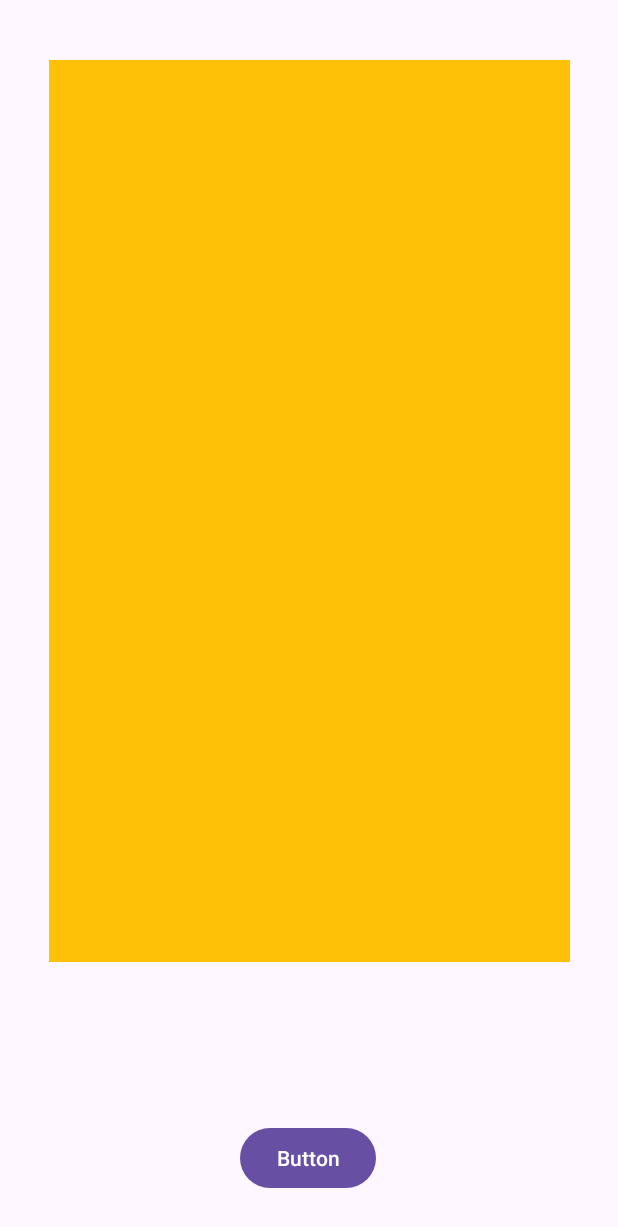
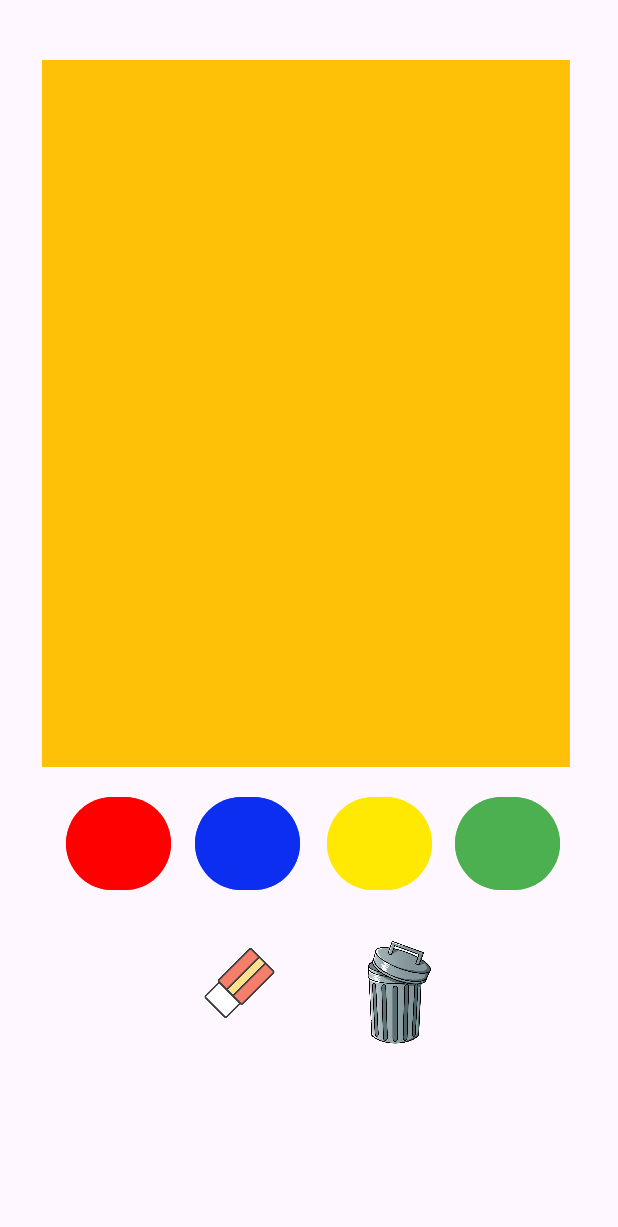
Before and after one commit to shakedbelinkov/CanvasExample2, an Android app: the screen it shows after launch (MainActivity), on a phone screen of 412 x 824 dp. Shown: the top 1227 px of the screen. Run offline under Robolectric (Android 15) with nearby library versions, the phone set to English and light mode, and no system bars.

Commit message:
i added colors and eraser and delete button

```diff
--- a/app/src/main/java/com/example/canvasexample2/MainActivity.java
+++ b/app/src/main/java/com/example/canvasexample2/MainActivity.java
@@ -1,6 +1,7 @@
 package com.example.canvasexample2;
 
 import android.graphics.Color;
+import android.graphics.drawable.ColorDrawable;
 import android.os.Bundle;
 import android.view.View;
 
@@ -13,12 +14,14 @@ import androidx.core.view.WindowInsetsCompat;
 
 public class MainActivity extends AppCompatActivity {
 
+    private MyCanvasView myCanvasView;
     @Override
     protected void onCreate(Bundle savedInstanceState) {
         super.onCreate(savedInstanceState);
         EdgeToEdge.enable(this);
         setContentView(R.layout.activity_main);
-        MyCanvasView myCanvasView=new MyCanvasView(this);
+      //  myCanvasView=new MyCanvasView(this);
+        myCanvasView = findViewById(R.id.canvas01);
         ViewCompat.setOnApplyWindowInsetsListener(findViewById(R.id.main), (v, insets) -> {
             Insets systemBars = insets.getInsets(WindowInsetsCompat.Type.systemBars());
             v.setPadding(systemBars.left, systemBars.top, systemBars.right, systemBars.bottom);
@@ -26,9 +29,19 @@ public class MainActivity extends AppCompatActivity {
         });
     }
 
-    public void changeColor(View view) {
-        MyCanvasView myCanvasView = findViewById(R.id.canvas01);
-        myCanvasView.changeBackgroundColor(Color.GREEN);
 
+    public void changeBrushColor(View view) {
+
+        String color = view.getTag().toString();
+        int brushColor = Color.parseColor(color);
+        myCanvasView.changeBrushColor(brushColor);
+    }
+
+    public void eraser(View view) {
+        myCanvasView.eraser();
+    }
+
+    public void delete(View view) {
+        myCanvasView.delete();
     }
 }
--- a/app/src/main/java/com/example/canvasexample2/MyCanvasView.java
+++ b/app/src/main/java/com/example/canvasexample2/MyCanvasView.java
@@ -73,9 +73,10 @@ public class MyCanvasView extends View {
     @Override
     protected void onDraw(Canvas canvas) {
         super.onDraw(canvas);
-
         canvas.drawBitmap(mExtraBitmap, 0, 0, null);
     }
+
+
 
 
     public void changeBackgroundColor(int color)
@@ -83,7 +84,6 @@ public class MyCanvasView extends View {
         mExtraCanvas = new Canvas(mExtraBitmap);
         mExtraCanvas.drawColor(color);
         invalidate();
-
     }
     @Override
     public boolean onTouchEvent(MotionEvent event) {
@@ -122,4 +122,17 @@ public class MyCanvasView extends View {
     private void touchUp() {
         mPath.reset();
     }
+    public void changeBrushColor(int color)
+    {
+        mDrawColor = color;
+        mPaint.setColor(mDrawColor);
+    }
+    public void eraser()
+    {
+        mDrawColor = mBackgroundColor;
+        mPaint.setColor(mDrawColor);
+    }
+    public void delete(){
+        changeBackgroundColor(mBackgroundColor);
+    }
 }
--- a/app/src/main/res/layout/activity_main.xml
+++ b/app/src/main/res/layout/activity_main.xml
@@ -10,22 +10,88 @@
 
     <com.example.canvasexample2.MyCanvasView
         android:id="@+id/canvas01"
-        android:layout_width="347dp"
-        android:layout_height="601dp"
+        android:layout_width="352dp"
+        android:layout_height="471dp"
         android:layout_marginTop="40dp"
         android:layout_marginEnd="32dp"
         app:layout_constraintEnd_toEndOf="parent"
         app:layout_constraintTop_toTopOf="parent" />
 
     <Button
-        android:id="@+id/button"
-        android:layout_width="wrap_content"
-        android:layout_height="wrap_content"
-        android:layout_marginStart="160dp"
-        android:layout_marginBottom="28dp"
-        android:onClick="changeColor"
-        android:text="Button"
-        app:layout_constraintBottom_toBottomOf="parent"
-        app:layout_constraintStart_toStartOf="parent" />
+        android:id="@+id/Red"
+        android:backgroundTint="#FF0000"
+        android:tag="#FF0000"
+        android:layout_width="70dp"
+        android:layout_height="70dp"
+        android:layout_marginStart="44dp"
+        android:layout_marginTop="16dp"
+        android:onClick="changeBrushColor"
+        app:layout_constraintStart_toStartOf="parent"
+        app:layout_constraintTop_toBottomOf="@+id/canvas01"
+        />
+
+    <Button
+        android:id="@+id/Blue"
+        android:backgroundTint="#0B2EF1"
+
+        android:tag="#0B2EF1"
+        android:layout_width="70dp"
+        android:layout_height="70dp"
+        android:layout_marginStart="16dp"
+        android:layout_marginTop="16dp"
+        android:onClick="changeBrushColor"
+        app:layout_constraintStart_toEndOf="@+id/Red"
+        app:layout_constraintTop_toBottomOf="@+id/canvas01"
+        />
+
+    <Button
+        android:id="@+id/Yellow"
+
+        android:backgroundTint="#FFE801"
+
+        android:tag="#FFE801"
+        android:layout_width="70dp"
+        android:layout_height="70dp"
+        android:layout_marginStart="18dp"
+        android:layout_marginTop="16dp"
+        android:onClick="changeBrushColor"
+        app:layout_constraintStart_toEndOf="@+id/Blue"
+        app:layout_constraintTop_toBottomOf="@+id/canvas01"
+         />
+
+    <Button
+        android:id="@+id/Green"
+        android:backgroundTint="#4CAF50"
+        android:tag="#4CAF50"
+        android:layout_width="70dp"
+        android:layout_height="70dp"
+        android:layout_marginStart="15dp"
+        android:layout_marginTop="16dp"
+        android:onClick="changeBrushColor"
+        app:layout_constraintStart_toEndOf="@+id/Yellow"
+        app:layout_constraintTop_toBottomOf="@+id/canvas01"
+        />
+
+    <ImageView
+        android:id="@+id/eraser"
+        android:layout_width="79dp"
+        android:layout_height="76dp"
+        android:layout_marginStart="120dp"
+        android:layout_marginTop="20dp"
+        android:onClick="eraser"
+        app:layout_constraintStart_toStartOf="parent"
+        app:layout_constraintTop_toBottomOf="@+id/Blue"
+        app:srcCompat="@drawable/eraser" />
+
+    <ImageView
+        android:id="@+id/deleteButtun"
+        android:layout_width="92dp"
+        android:layout_height="90dp"
+        android:layout_marginStart="19dp"
+        android:layout_marginTop="20dp"
+        android:onClick="delete"
+        app:layout_constraintStart_toEndOf="@+id/eraser"
+        app:layout_constraintTop_toBottomOf="@+id/Yellow"
+        app:srcCompat="@drawable/trash3" />
 
 </androidx.constraintlayout.widget.ConstraintLayout>
--- a/app/src/main/res/values/colors.xml
+++ b/app/src/main/res/values/colors.xml
@@ -4,4 +4,8 @@
     <color name="white">#FFFFFFFF</color>
     <color name="opaque_orange">#FF5722</color>
     <color name="opaque_yellow">#FFC107</color>
+    <color name="Red">#ff0000</color>
+    <color name="Blue">#0055ff</color>
+    <color name="Yellow">#ffff00</color>
+    <color name="Green">#02c709</color>
 </resources>
```
Also changed, not shown: app/src/main/res/drawable/eraser.png (added), app/src/main/res/drawable/trash3.png (added).
